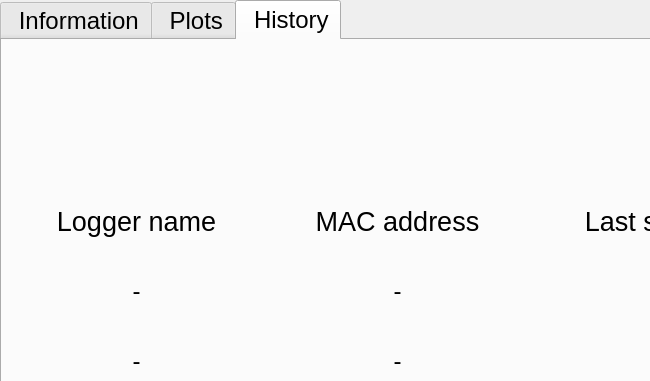
First picture: the form in gui/ble_gui.ui, repository LowellInstruments/ddh_new, before the edit; both pictures show x 0 to 650 and y 0 to 381 of the 800 by 480 pixel window.
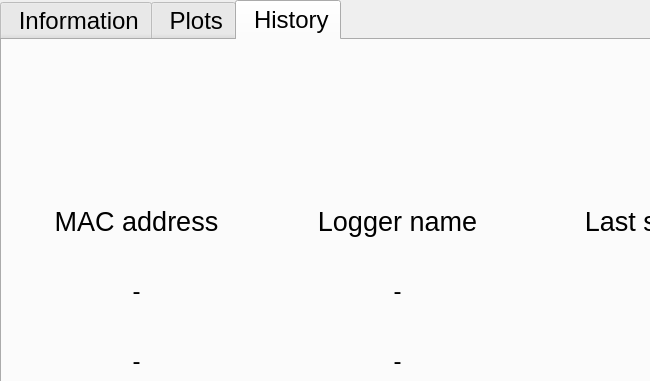
Second picture: the form after the edit. Icons and pictures are not drawn.

What changed in the file:
```diff
--- a/gui/ble_gui.ui
+++ b/gui/ble_gui.ui
@@ -608,7 +608,7 @@
         </font>
        </property>
        <property name="text">
-        <string>MAC address</string>
+        <string>Logger name</string>
        </property>
        <property name="alignment">
         <set>Qt::AlignCenter</set>
@@ -762,7 +762,7 @@
         </font>
        </property>
        <property name="text">
-        <string>Logger name</string>
+        <string>MAC address</string>
        </property>
        <property name="alignment">
         <set>Qt::AlignCenter</set>
```
